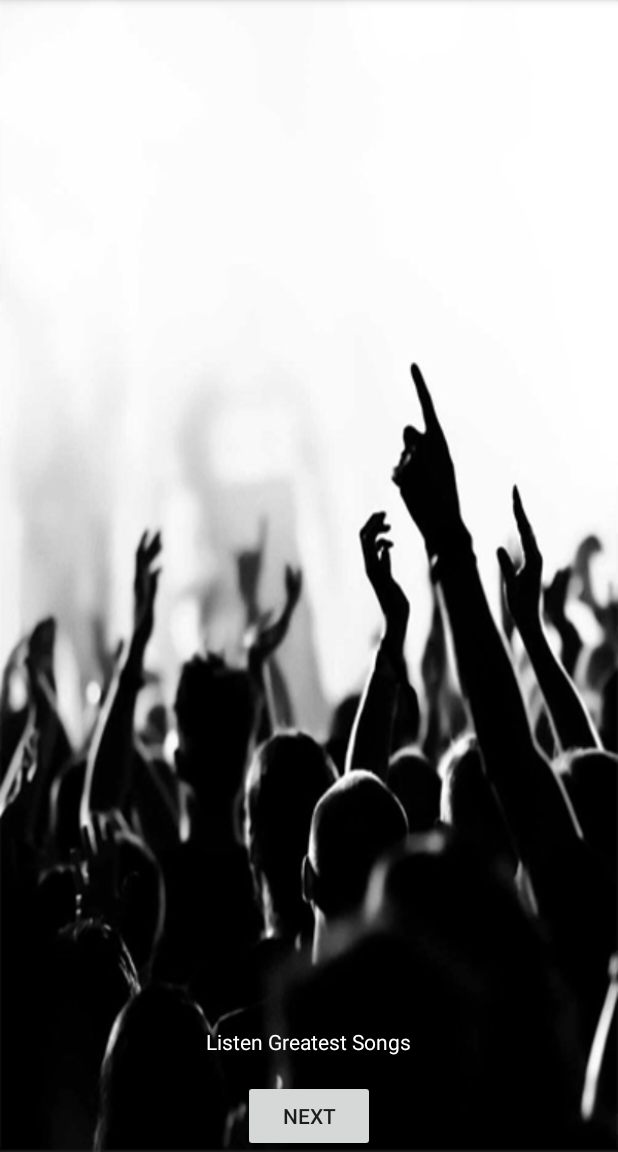
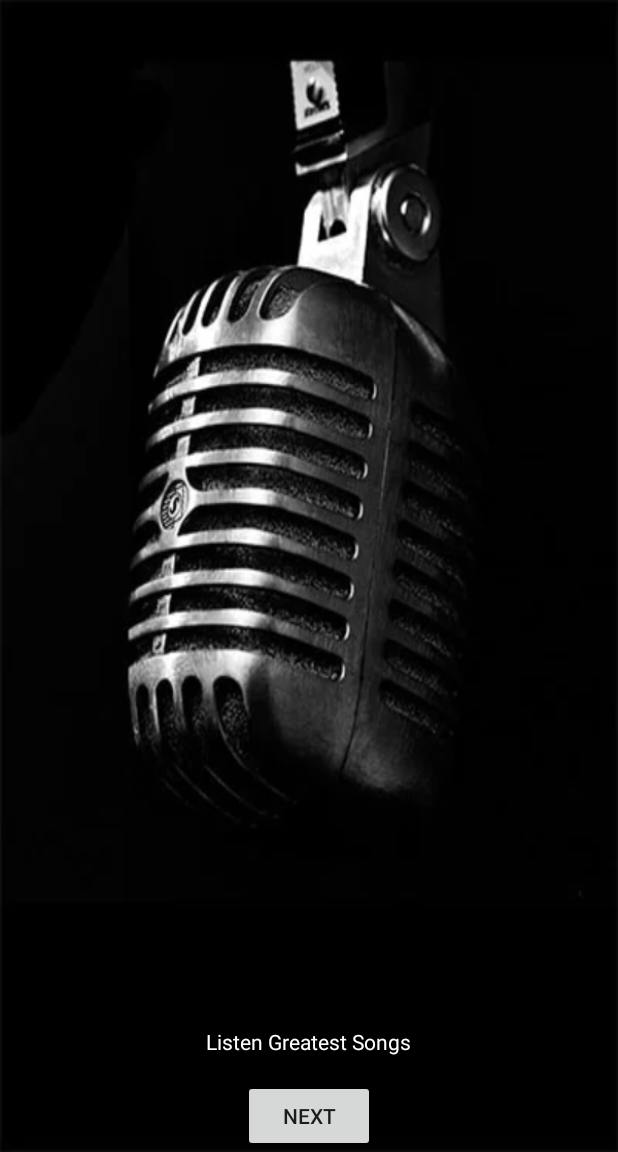
Before and after one commit to VyacheslavMartynenko/VoroshiloMusic, an Android app: the EnterFragment screen opened directly, with no data from a screen before it, after a tap on "NEXT", on a phone screen of 412 x 824 dp, the part 84-1236 px from its top. Run offline under Robolectric (Android 15) with nearby library versions, the phone set to English and light mode, and no system bars; our stand-ins replace ButterKnife; libraries missing offline, so code that uses them is left out: com.appodeal.ads, com.crashlytics.android, com.startapp.android, io.fabric.sdk.

Commit message:
fix images

```diff
--- a/app/src/main/java/mp3/music/download/downloadmp3/downloadmusic/fragment/enter/EnterFragment.java
+++ b/app/src/main/java/mp3/music/download/downloadmp3/downloadmusic/fragment/enter/EnterFragment.java
@@ -42,13 +42,13 @@ public class EnterFragment extends BaseFragment {
 
         switch (position) {
             case 0:
-                setUpFragment(getString(R.string.enter_text_first), getBackgroundDrawable(R.drawable.bg_first));
+                setUpFragment(getString(R.string.enter_text_first), getBackgroundDrawable(R.drawable.bg_1));
                 break;
             case 1:
-                setUpFragment(getString(R.string.enter_text_second), getBackgroundDrawable(R.drawable.bg_second));
+                setUpFragment(getString(R.string.enter_text_second), getBackgroundDrawable(R.drawable.bg_2));
                 break;
             case 2:
-                setUpFragment(getString(R.string.enter_text_third), getBackgroundDrawable(R.drawable.bg_third));
+                setUpFragment(getString(R.string.enter_text_third), getBackgroundDrawable(R.drawable.bg_3));
                 break;
             default:
                 break;
```
Also changed, not shown: app/src/main/res/drawable/bg_1.webp (added), app/src/main/res/drawable/bg_2.webp (added), app/src/main/res/drawable/bg_3.webp (added), app/src/main/res/drawable/bg_first.png (deleted), app/src/main/res/drawable/bg_second.png (deleted), app/src/main/res/drawable/bg_third.png (deleted).
